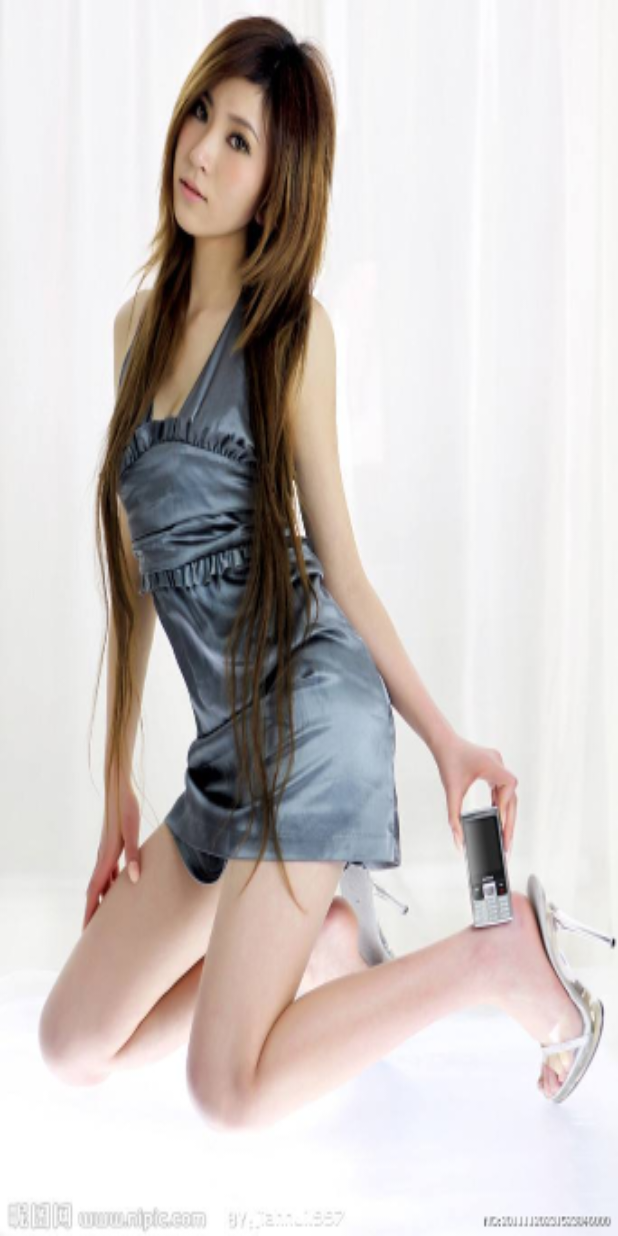
After one commit to chinazhangwenwei/RxJava2Demo, an Android app: the SplashActivity screen opened directly, with no data from a screen before it, on a phone screen of 412 x 824 dp. The commit adds this screen. Run offline under Robolectric (Android 15) with nearby library versions, the phone set to English and light mode, and no system bars.

Commit message:
过渡动画

```diff
--- a/app/src/main/java/com/wwzhang/rxjava2demo/base/BaseActivity.java
+++ b/app/src/main/java/com/wwzhang/rxjava2demo/base/BaseActivity.java
@@ -5,6 +5,8 @@ import android.os.Bundle;
 import android.os.Handler;
 import android.support.annotation.Nullable;
 import android.support.v7.app.AppCompatActivity;
+import android.transition.Explode;
+import android.transition.Slide;
 import android.widget.Toast;
 
 
@@ -21,6 +23,8 @@ public abstract class BaseActivity extends AppCompatActivity implements BaseView
     protected void onCreate(@Nullable Bundle savedInstanceState) {
         super.onCreate(savedInstanceState);
         handler = new Handler();
+        getWindow().setEnterTransition(new Explode().setDuration(300));
+        getWindow().setReturnTransition(new Slide().setDuration(300));
     }
 
     @Override
--- /dev/null
+++ b/app/src/main/java/com/wwzhang/rxjava2demo/view/SplashActivity.java
@@ -0,0 +1,32 @@
+package com.wwzhang.rxjava2demo.view;
+
+import android.content.Intent;
+import android.os.Bundle;
+import android.os.Handler;
+import android.support.annotation.Nullable;
+import android.support.v7.app.AppCompatActivity;
+import android.transition.Fade;
+
+/**
+ * Created by wwzhang on 2019-07-16
+ */
+public class SplashActivity extends AppCompatActivity {
+    @Override
+    protected void onCreate(@Nullable Bundle savedInstanceState) {
+        super.onCreate(savedInstanceState);
+        getWindow().setExitTransition(new Fade().setDuration(500));
+        new Handler().postDelayed(new Runnable() {
+            @Override
+            public void run() {
+
+                startActivity(new Intent(SplashActivity.this,RxDemoActivity.class));
+                finish();
+            }
+        },3000);
+    }
+
+    @Override
+    public void onBackPressed() {
+
+    }
+}
--- a/app/src/main/res/values/styles.xml
+++ b/app/src/main/res/values/styles.xml
@@ -8,4 +8,11 @@
         <item name="colorAccent">@color/colorAccent</item>
     </style>
 
+    <style name="AppTheme.Splash" parent="Theme.AppCompat.Light.NoActionBar">
+        <!-- Customize your theme here. -->
+        <item name="android:windowBackground">@drawable/splash</item>
+        <item name="android:windowFullscreen">true</item>
+        <item name="windowNoTitle">true</item>
+    </style>
+
 </resources>
```
Also changed, not shown: app/src/main/AndroidManifest.xml (+7 -1 lines), app/src/main/res/drawable-xxhdpi/splash.jpeg (added).
